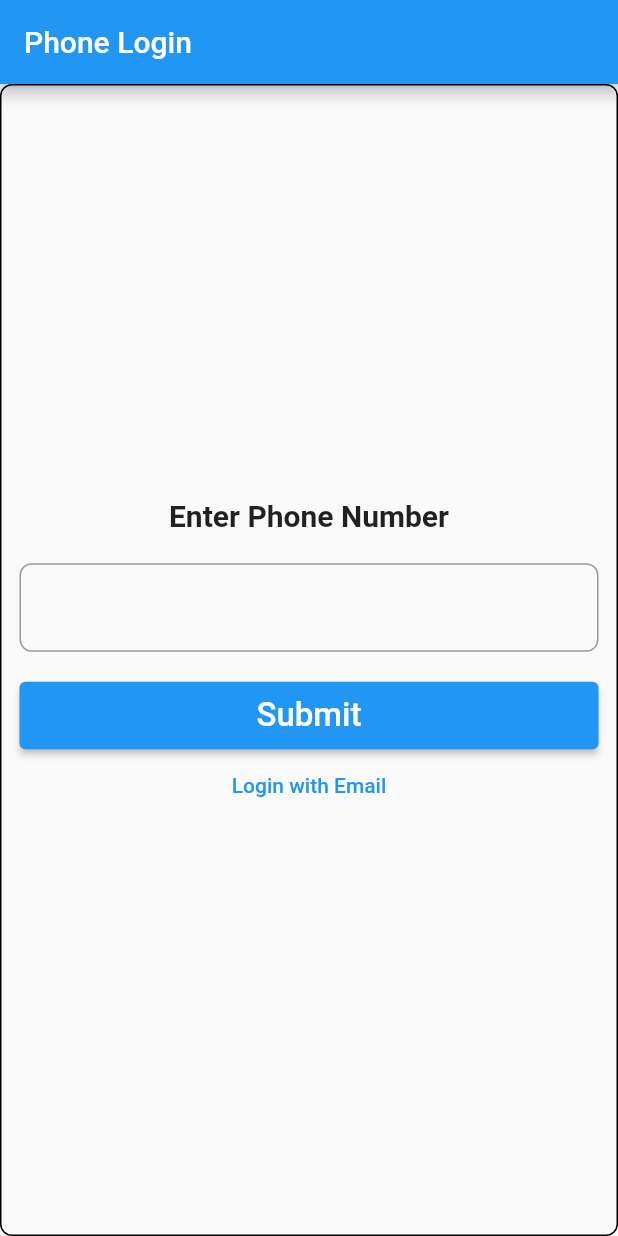
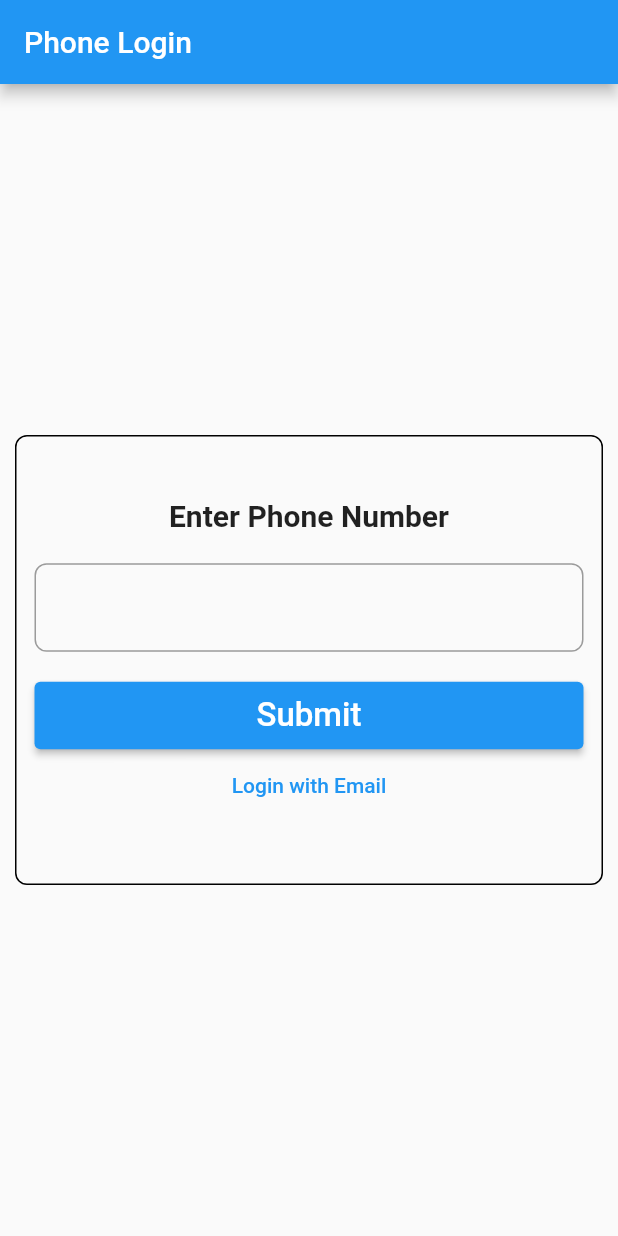
Before and after one commit to sahilrewaatechverge/firebase-flutter, a Flutter app: the screen it shows after launch, on a phone screen of 412 x 824 dp. Run offline on Flutter 3.47's test engine with Material 2 defaults, Android fonts, the phone set to English and light mode, and no system bars; our stand-ins replace bloc, equatable, firebase_auth, firebase_core, flutter_bloc, google_sign_in; accounts and stored records are empty.

Commit message:
add project struct

```diff
--- a/lib/bloc/authentication_bloc.dart
+++ b/lib/bloc/authentication_bloc.dart
@@ -1,4 +1,5 @@
 import 'package:bloc/bloc.dart';
+import 'package:firebase_auth/firebase_auth.dart';
 import '../repo/authrepository.dart';
 import 'authentication_event.dart';
 import 'authentication_state.dart';
@@ -21,13 +22,16 @@ class AuthenticationBloc extends Bloc<AuthenticationEvent, AuthenticationState>
     on<VerifyWithPhone>((event,emit) async {
       emit(Loading());
       try{
-        await authRepository.verifyWithPhone(phone: event.phone);
+        emit(Loading());
+        await authRepository.verifyWithPhone(verificationId: event.phone,smsCode: event.smsCode);
         emit(Authenticated());
       }catch (e){
         emit(AuthError(e.toString()));
         emit(UnAuthenticated());
       }
     });
+
+
 
     on<SingUpRequest>((event, emit) async {
       emit(Loading());
--- a/lib/bloc/authentication_event.dart
+++ b/lib/bloc/authentication_event.dart
@@ -1,4 +1,5 @@
 import 'package:equatable/equatable.dart';
+import 'package:flutter/material.dart';
 
 abstract class AuthenticationEvent extends Equatable {
   @override
@@ -14,8 +15,10 @@ class SingInRequest extends AuthenticationEvent {
 
 class VerifyWithPhone extends AuthenticationEvent {
   final String phone;
+  final String smsCode;
+  final BuildContext context;
 
-  VerifyWithPhone({required this.phone});
+  VerifyWithPhone({required this.phone, required this.smsCode, required this.context});
 }
 
 class SingUpRequest extends AuthenticationEvent {
@@ -24,6 +27,10 @@ class SingUpRequest extends AuthenticationEvent {
 
   SingUpRequest({required this.email, required this.password});
 }
+class AppStarted extends AuthenticationEvent {
+  @override
+  String toString() => 'AppStarted';
+}
 
 class GoogleSignInRequested extends AuthenticationEvent {}
 
--- a/lib/main.dart
+++ b/lib/main.dart
@@ -1,7 +1,7 @@
 import 'package:firebase_auth/firebase_auth.dart';
 import 'package:firebase_flutter/bloc/authentication_bloc.dart';
-import 'package:firebase_flutter/homepage.dart';
-import 'package:firebase_flutter/phonelogin.dart';
+import 'package:firebase_flutter/screens/home/homepage.dart';
+import 'package:firebase_flutter/screens/phonelogin/phonelogin.dart';
 import 'package:firebase_flutter/repo/authrepository.dart';
 import 'package:flutter/material.dart';
 import 'package:firebase_core/firebase_core.dart';
--- a/lib/phonelogin.dart
+++ /dev/null
@@ -1,111 +0,0 @@
-import 'package:firebase_flutter/bloc/authentication_bloc.dart';
-import 'package:firebase_flutter/bloc/authentication_event.dart';
-import 'package:firebase_flutter/bloc/authentication_state.dart';
-import 'package:firebase_flutter/signin.dart';
-import 'package:flutter/material.dart';
-import 'package:flutter_bloc/flutter_bloc.dart';
-import 'homepage.dart';
-
-class PhoneLogin extends StatefulWidget {
-  const PhoneLogin({Key? key}) : super(key: key);
-
-  @override
-  State<PhoneLogin> createState() => _PhoneLoginState();
-}
-
-class _PhoneLoginState extends State<PhoneLogin> {
-  final phoneController = TextEditingController();
-  final formKey = GlobalKey<FormState>();
-
-
-  @override
-  Widget build(BuildContext context) {
-    return Scaffold(
-      appBar: AppBar(title: const Text('Phone Login')),
-      body: SafeArea(
-        child: BlocConsumer<AuthenticationBloc, AuthenticationState>(
-            listener: (context, state) {
-          if (state is Authenticated) {
-            Navigator.of(context).pushReplacement(
-                MaterialPageRoute(builder: (context) => const HomePage()));
-          } else if (state is AuthError) {
-            ScaffoldMessenger.of(context)
-                .showSnackBar(SnackBar(content: Text(state.error)));
-          }
-        }, builder: (context, state) {
-          if (state is Loading) {
-            return const Center(
-              child: CircularProgressIndicator(),
-            );
-          } else if (state is UnAuthenticated) {
-            return Container(
-              padding: const EdgeInsets.all(12),
-              width: MediaQuery.of(context).size.width,
-              decoration: BoxDecoration(
-                borderRadius: BorderRadius.circular(8),
-                border: Border.all(color: Colors.black),
-                shape: BoxShape.rectangle,
-              ),
-              child: Form(
-                key: formKey,
-                child: Column(
-                  mainAxisAlignment: MainAxisAlignment.center,
-                  children: [
-                    const Text(
-                      "Enter Phone Number",
-                      style:
-                          TextStyle(fontSize: 20, fontWeight: FontWeight.w600),
-                    ),
-                    const SizedBox(
-                      height: 20,
-                    ),
-                    TextField(
-                      keyboardType: TextInputType.number,
-                      textAlign: TextAlign.center,
-                      controller: phoneController,
-                      decoration: InputDecoration(
-                        border: OutlineInputBorder(
-                          borderRadius: BorderRadius.circular(8),
-                        ),
-                      ),
-                    ),
-                    const SizedBox(
-                      height: 20,
-                    ),
-                    SizedBox(
-                      height: 45,
-                      width: MediaQuery.of(context).size.width,
-                      child: ElevatedButton(
-                        onPressed: () {
-                          authWithPhone(context);
-                        },
-                        child: const Text(
-                          "Submit",
-                          style: TextStyle(fontSize: 22),
-                        ),
-                      ),
-                    ),
-                    TextButton(
-                        onPressed: () {
-                          Navigator.of(context).push(MaterialPageRoute(
-                              builder: (context) => const SignInPage()));
-                        },
-                        child: const Text("Login with Email"))
-                  ],
-                ),
-              ),
-            );
-          }
-          return Container();
-        }),
-      ),
-    );
-  }
-
-  void authWithPhone(context) {
-    if (formKey.currentState!.validate()) {
-      BlocProvider.of<AuthenticationBloc>(context)
-          .add(VerifyWithPhone(phone: phoneController.text));
-    }
-  }
-}
--- a/lib/signin.dart
+++ b/lib/screens/login/signin.dart
@@ -1,11 +1,11 @@
 import 'package:firebase_flutter/bloc/authentication_bloc.dart';
-import 'package:firebase_flutter/signup.dart';
+import 'package:firebase_flutter/screens/signup/signup.dart';
 import 'package:flutter/material.dart';
 import 'package:flutter_bloc/flutter_bloc.dart';
 import 'package:firebase_flutter/bloc/authentication_event.dart';
 
-import 'bloc/authentication_state.dart';
-import 'homepage.dart';
+import '../../bloc/authentication_state.dart';
+import '../home/homepage.dart';
 
 class SignInPage extends StatefulWidget {
   const SignInPage({Key? key}) : super(key: key);
--- /dev/null
+++ b/lib/screens/phonelogin/phonelogin.dart
@@ -0,0 +1,105 @@
+import 'package:firebase_flutter/bloc/authentication_bloc.dart';
+import 'package:firebase_flutter/bloc/authentication_state.dart';
+import 'package:firebase_flutter/screens/phonelogin/otppage.dart';
+import 'package:firebase_flutter/screens/login/signin.dart';
+import 'package:flutter/material.dart';
+import 'package:flutter_bloc/flutter_bloc.dart';
+
+class PhoneLogin extends StatefulWidget {
+  const PhoneLogin({Key? key}) : super(key: key);
+
+  @override
+  State<PhoneLogin> createState() => _PhoneLoginState();
+}
+
+class _PhoneLoginState extends State<PhoneLogin> {
+  final phoneController = TextEditingController();
+  final formKey = GlobalKey<FormState>();
+
+  @override
+  Widget build(BuildContext context) {
+    return Scaffold(
+      appBar: AppBar(title: const Text('Phone Login')),
+      body: SafeArea(
+        child: BlocConsumer<AuthenticationBloc, AuthenticationState>(
+            listener: (context, state) {
+          if (state is AuthError) {
+            ScaffoldMessenger.of(context)
+                .showSnackBar(SnackBar(content: Text(state.error)));
+          }
+        }, builder: (context, state) {
+          if (state is Loading) {
+            return const Center(
+              child: CircularProgressIndicator(),
+            );
+          } else if (state is UnAuthenticated) {
+            return Center(
+              child: Container(
+                margin: const  EdgeInsets.all(10),
+                height: 300,
+                padding: const EdgeInsets.all(12),
+                width: MediaQuery.of(context).size.width,
+                decoration: BoxDecoration(
+                  borderRadius: BorderRadius.circular(8),
+                  border: Border.all(color: Colors.black),
+                  shape: BoxShape.rectangle,
+                ),
+                child: Form(
+                  key: formKey,
+                  child: Column(
+                    mainAxisAlignment: MainAxisAlignment.center,
+                    children: [
+                      const Text(
+                        "Enter Phone Number",
+                        style: TextStyle(
+                            fontSize: 20, fontWeight: FontWeight.w600),
+                      ),
+                      const SizedBox(
+                        height: 20,
+                      ),
+                      TextField(
+                        keyboardType: TextInputType.number,
+                        textAlign: TextAlign.center,
+                        controller: phoneController,
+                        decoration: InputDecoration(
+                          border: OutlineInputBorder(
+                            borderRadius: BorderRadius.circular(8),
+                          ),
+                        ),
+                      ),
+                      const SizedBox(
+                        height: 20,
+                      ),
+                      SizedBox(
+                        height: 45,
+                        width: MediaQuery.of(context).size.width,
+                        child: ElevatedButton(
+                          onPressed: () {
+                            Navigator.of(context).push(MaterialPageRoute(
+                                builder: (context) => OtpPage(phone: phoneController.text)));
+                          },
+                          child: const Text(
+                            "Submit",
+                            style: TextStyle(fontSize: 22),
+                          ),
+                        ),
+                      ),
+                      TextButton(
+                          onPressed: () {
+                            Navigator.of(context).push(MaterialPageRoute(
+                                builder: (context) => const SignInPage()));
+                          },
+                          child: const Text("Login with Email"))
+                    ],
+                  ),
+                ),
+              ),
+            );
+          }
+          return Container();
+        }),
+      ),
+    );
+  }
+
+}
```
Also changed, not shown: lib/bloc/authentication_state.dart (+10 -2 lines), lib/repo/authrepository.dart (+33 -86 lines), lib/screens/home/homepage.dart (renamed from lib/homepage.dart, +8 -5 lines), lib/screens/phonelogin/otppage.dart (added, +108 -0 lines), lib/screens/signup/signup.dart (renamed from lib/signup.dart, +5 -5 lines), 1 other file.
